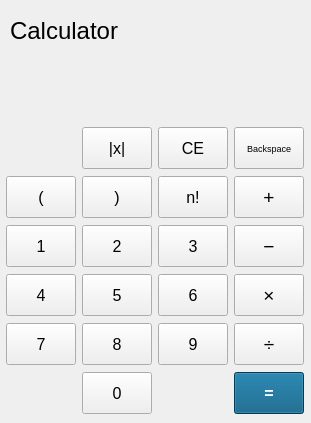
Qt form mainwindow.ui (dungquach12/Calculator-Qt-App) before a commit.
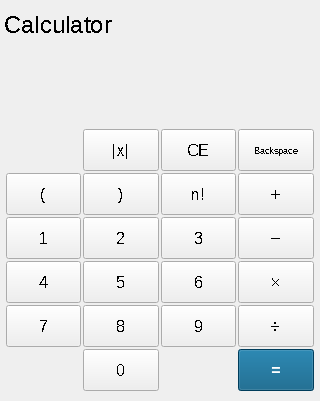
The same form after that commit.

Patch:
```diff
--- a/mainwindow.ui
+++ b/mainwindow.ui
@@ -12,8 +12,8 @@
    <rect>
     <x>0</x>
     <y>0</y>
-    <width>311</width>
-    <height>423</height>
+    <width>320</width>
+    <height>401</height>
    </rect>
   </property>
   <property name="windowTitle">
@@ -23,37 +23,171 @@
    <enum>Qt::LayoutDirection::LeftToRight</enum>
   </property>
   <widget class="QWidget" name="centralwidget">
-   <widget class="QWidget" name="gridLayoutWidget">
-    <property name="geometry">
-     <rect>
-      <x>0</x>
-      <y>120</y>
-      <width>311</width>
-      <height>301</height>
-     </rect>
-    </property>
+   <property name="enabled">
+    <bool>true</bool>
+   </property>
+   <property name="font">
+    <font>
+     <stylestrategy>NoAntialias</stylestrategy>
+     <kerning>false</kerning>
+    </font>
+   </property>
+   <property name="layoutDirection">
+    <enum>Qt::LayoutDirection::LeftToRight</enum>
+   </property>
+   <layout class="QGridLayout" name="gridLayout_2">
+    <property name="leftMargin">
+     <number>4</number>
+    </property>
+    <property name="topMargin">
+     <number>4</number>
+    </property>
+    <property name="rightMargin">
+     <number>4</number>
+    </property>
+    <property name="bottomMargin">
+     <number>4</number>
+    </property>
+    <property name="spacing">
+     <number>4</number>
+    </property>
+    <item row="2" column="0">
+     <widget class="QLineEdit" name="hisDisplay">
+      <property name="font">
+       <font>
+        <pointsize>12</pointsize>
+        <fontweight>Light</fontweight>
+       </font>
+      </property>
+      <property name="cursor">
+       <cursorShape>ArrowCursor</cursorShape>
+      </property>
+      <property name="focusPolicy">
+       <enum>Qt::FocusPolicy::StrongFocus</enum>
+      </property>
+      <property name="layoutDirection">
+       <enum>Qt::LayoutDirection::RightToLeft</enum>
+      </property>
+      <property name="styleSheet">
+       <string notr="true">background-color: transparent;
+border: 2px solid transparent;
+</string>
+      </property>
+      <property name="inputMask">
+       <string notr="true"/>
+      </property>
+      <property name="text">
+       <string notr="true"/>
+      </property>
+      <property name="frame">
+       <bool>false</bool>
+      </property>
+      <property name="alignment">
+       <set>Qt::AlignmentFlag::AlignRight|Qt::AlignmentFlag::AlignTrailing|Qt::AlignmentFlag::AlignVCenter</set>
+      </property>
+      <property name="readOnly">
+       <bool>true</bool>
+      </property>
+     </widget>
+    </item>
+    <item row="3" column="0">
+     <widget class="QLineEdit" name="txtDisplay">
+      <property name="sizePolicy">
+       <sizepolicy hsizetype="Expanding" vsizetype="Minimum">
+        <horstretch>0</horstretch>
+        <verstretch>0</verstretch>
+       </sizepolicy>
+      </property>
+      <property name="minimumSize">
+       <size>
+        <width>0</width>
+        <height>42</height>
+       </size>
+      </property>
+      <property name="maximumSize">
+       <size>
+        <width>16777215</width>
+        <height>42</height>
+       </size>
+      </property>
+      <property name="font">
+       <font>
+        <pointsize>16</pointsize>
+       </font>
+      </property>
+      <property name="cursor">
+       <cursorShape>ArrowCursor</cursorShape>
+      </property>
+      <property name="layoutDirection">
+       <enum>Qt::LayoutDirection::RightToLeft</enum>
+      </property>
+      <property name="styleSheet">
+       <string notr="true">background-color: transparent;
+border: 2px solid transparent;</string>
+      </property>
+      <property name="inputMask">
+       <string notr="true"/>
+      </property>
+      <property name="text">
+       <string notr="true"/>
+      </property>
+      <property name="alignment">
+       <set>Qt::AlignmentFlag::AlignRight|Qt::AlignmentFlag::AlignTrailing|Qt::AlignmentFlag::AlignVCenter</set>
+      </property>
+      <property name="readOnly">
+       <bool>false</bool>
+      </property>
+     </widget>
+    </item>
+    <item row="1" column="0">
+     <widget class="QLabel" name="label">
+      <property name="sizePolicy">
+       <sizepolicy hsizetype="Preferred" vsizetype="Maximum">
+        <horstretch>0</horstretch>
+        <verstretch>0</verstretch>
+       </sizepolicy>
+      </property>
+      <property name="minimumSize">
+       <size>
+        <width>0</width>
+        <height>40</height>
+       </size>
+      </property>
+      <property name="font">
+       <font>
+        <pointsize>18</pointsize>
+        <stylestrategy>NoAntialias</stylestrategy>
+        <kerning>false</kerning>
+       </font>
+      </property>
+      <property name="text">
+       <string>Calculator</string>
+      </property>
+     </widget>
+    </item>
+    <item row="5" column="0">
     <layout class="QGridLayout" name="gridLayout">
      <property name="sizeConstraint">
       <enum>QLayout::SizeConstraint::SetDefaultConstraint</enum>
      </property>
      <property name="leftMargin">
-      <number>1</number>
+       <number>2</number>
      </property>
      <property name="topMargin">
-      <number>1</number>
+       <number>2</number>
      </property>
      <property name="rightMargin">
-      <number>1</number>
+       <number>2</number>
      </property>
      <property name="bottomMargin">
-      <number>1</number>
+       <number>2</number>
      </property>
      <property name="spacing">
-      <number>1</number>
+       <number>2</number>
      </property>
      <item row="2" column="0">
       <widget class="QPushButton" name="button_num_1">
-       <property name="maximumSize">
+        <property name="minimumSize">
         <size>
          <width>70</width>
          <height>42</height>
@@ -62,6 +196,8 @@
        <property name="font">
         <font>
          <pointsize>12</pointsize>
+          <stylestrategy>NoAntialias</stylestrategy>
+          <kerning>false</kerning>
         </font>
        </property>
        <property name="text">
@@ -80,7 +216,7 @@
      </item>
      <item row="4" column="2">
       <widget class="QPushButton" name="button_num_6">
-       <property name="maximumSize">
+        <property name="minimumSize">
         <size>
          <width>70</width>
          <height>42</height>
@@ -89,6 +225,8 @@
        <property name="font">
         <font>
          <pointsize>12</pointsize>
+          <stylestrategy>NoAntialias</stylestrategy>
+          <kerning>false</kerning>
         </font>
        </property>
        <property name="text">
@@ -107,7 +245,7 @@
      </item>
      <item row="5" column="0">
       <widget class="QPushButton" name="button_num_7">
-       <property name="maximumSize">
+        <property name="minimumSize">
         <size>
          <width>70</width>
          <height>42</height>
@@ -116,6 +254,8 @@
        <property name="font">
         <font>
          <pointsize>12</pointsize>
+          <stylestrategy>NoAntialias</stylestrategy>
+          <kerning>false</kerning>
         </font>
        </property>
        <property name="text">
@@ -134,7 +274,7 @@
      </item>
      <item row="5" column="1">
       <widget class="QPushButton" name="button_num_8">
-       <property name="maximumSize">
+        <property name="minimumSize">
         <size>
          <width>70</width>
          <height>42</height>
@@ -143,6 +283,8 @@
        <property name="font">
         <font>
          <pointsize>12</pointsize>
+          <stylestrategy>NoAntialias</stylestrategy>
+          <kerning>false</kerning>
         </font>
        </property>
        <property name="text">
@@ -161,7 +303,7 @@
      </item>
      <item row="2" column="1">
       <widget class="QPushButton" name="button_num_2">
-       <property name="maximumSize">
+        <property name="minimumSize">
         <size>
          <width>70</width>
          <height>42</height>
@@ -170,6 +312,8 @@
        <property name="font">
         <font>
          <pointsize>12</pointsize>
+          <stylestrategy>NoAntialias</stylestrategy>
+          <kerning>false</kerning>
         </font>
        </property>
        <property name="text">
@@ -194,7 +338,7 @@
          <verstretch>0</verstretch>
         </sizepolicy>
        </property>
-       <property name="maximumSize">
+        <property name="minimumSize">
         <size>
          <width>70</width>
          <height>42</height>
@@ -203,6 +347,8 @@
        <property name="font">
         <font>
          <pointsize>12</pointsize>
+          <stylestrategy>NoAntialias</stylestrategy>
+          <kerning>false</kerning>
         </font>
        </property>
        <property name="text">
@@ -223,12 +369,6 @@
       <widget class="QPushButton" name="button_backspace">
        <property name="minimumSize">
         <size>
-         <width>0</width>
-         <height>42</height>
-        </size>
-       </property>
-       <property name="maximumSize">
-        <size>
          <width>70</width>
          <height>42</height>
         </size>
@@ -236,6 +376,8 @@
        <property name="font">
         <font>
          <pointsize>7</pointsize>
+          <stylestrategy>NoAntialias</stylestrategy>
+          <kerning>false</kerning>
         </font>
        </property>
        <property name="text">
@@ -251,7 +393,7 @@
      </item>
      <item row="0" column="2">
       <widget class="QPushButton" name="button_CE">
-       <property name="maximumSize">
+        <property name="minimumSize">
         <size>
          <width>70</width>
          <height>42</height>
@@ -260,6 +402,8 @@
        <property name="font">
         <font>
          <pointsize>12</pointsize>
+          <stylestrategy>NoAntialias</stylestrategy>
+          <kerning>false</kerning>
         </font>
        </property>
        <property name="text">
@@ -275,7 +419,7 @@
      </item>
      <item row="2" column="2">
       <widget class="QPushButton" name="button_num_3">
-       <property name="maximumSize">
+        <property name="minimumSize">
         <size>
          <width>70</width>
          <height>42</height>
@@ -296,6 +440,8 @@
        <property name="font">
         <font>
          <pointsize>12</pointsize>
+          <stylestrategy>NoAntialias</stylestrategy>
+          <kerning>false</kerning>
         </font>
        </property>
        <property name="text">
@@ -320,7 +466,7 @@
          <verstretch>0</verstretch>
         </sizepolicy>
        </property>
-       <property name="maximumSize">
+        <property name="minimumSize">
         <size>
          <width>70</width>
          <height>42</height>
@@ -329,6 +475,8 @@
        <property name="font">
         <font>
          <pointsize>12</pointsize>
+          <stylestrategy>NoAntialias</stylestrategy>
+          <kerning>false</kerning>
         </font>
        </property>
        <property name="text">
@@ -347,7 +495,7 @@
      </item>
      <item row="4" column="0">
       <widget class="QPushButton" name="button_num_4">
-       <property name="maximumSize">
+        <property name="minimumSize">
         <size>
          <width>70</width>
          <height>42</height>
@@ -356,6 +504,8 @@
        <property name="font">
         <font>
          <pointsize>12</pointsize>
+          <stylestrategy>NoAntialias</stylestrategy>
+          <kerning>false</kerning>
         </font>
        </property>
        <property name="text">
@@ -374,7 +524,7 @@
      </item>
      <item row="4" column="1">
       <widget class="QPushButton" name="button_num_5">
-       <property name="maximumSize">
+        <property name="minimumSize">
         <size>
          <width>70</width>
          <height>42</height>
@@ -383,6 +533,8 @@
        <property name="font">
         <font>
          <pointsize>12</pointsize>
+          <stylestrategy>NoAntialias</stylestrategy>
+          <kerning>false</kerning>
         </font>
        </property>
        <property name="text">
@@ -401,7 +553,7 @@
      </item>
      <item row="1" column="2">
       <widget class="QPushButton" name="button_factorial">
-       <property name="maximumSize">
+        <property name="minimumSize">
         <size>
          <width>70</width>
          <height>42</height>
@@ -410,6 +562,8 @@
        <property name="font">
         <font>
          <pointsize>12</pointsize>
+          <stylestrategy>NoAntialias</stylestrategy>
+          <kerning>false</kerning>
         </font>
        </property>
        <property name="text">
@@ -425,7 +579,7 @@
      </item>
      <item row="1" column="3">
       <widget class="QPushButton" name="button_add">
-       <property name="maximumSize">
+        <property name="minimumSize">
         <size>
          <width>70</width>
          <height>42</height>
@@ -446,6 +600,8 @@
        <property name="font">
         <font>
          <pointsize>14</pointsize>
+          <stylestrategy>NoAntialias</stylestrategy>
+          <kerning>false</kerning>
         </font>
        </property>
        <property name="text">
@@ -461,7 +617,7 @@
      </item>
      <item row="2" column="3">
       <widget class="QPushButton" name="button_subtract">
-       <property name="maximumSize">
+        <property name="minimumSize">
         <size>
          <width>70</width>
          <height>42</height>
@@ -482,6 +638,8 @@
        <property name="font">
         <font>
          <pointsize>14</pointsize>
+          <stylestrategy>NoAntialias</stylestrategy>
+          <kerning>false</kerning>
         </font>
        </property>
        <property name="text">
@@ -497,7 +655,7 @@
      </item>
      <item row="4" column="3">
       <widget class="QPushButton" name="button_multiply">
-       <property name="maximumSize">
+        <property name="minimumSize">
         <size>
          <width>70</width>
          <height>42</height>
@@ -518,6 +676,8 @@
        <property name="font">
         <font>
          <pointsize>14</pointsize>
+          <stylestrategy>NoAntialias</stylestrategy>
+          <kerning>false</kerning>
         </font>
        </property>
        <property name="text">
@@ -533,7 +693,7 @@
      </item>
      <item row="5" column="3">
       <widget class="QPushButton" name="button_divide">
-       <property name="maximumSize">
+        <property name="minimumSize">
         <size>
          <width>70</width>
          <height>42</height>
@@ -554,6 +714,8 @@
        <property name="font">
         <font>
          <pointsize>14</pointsize>
+          <stylestrategy>NoAntialias</stylestrategy>
+          <kerning>false</kerning>
         </font>
        </property>
        <property name="text">
@@ -572,7 +734,7 @@
        <property name="enabled">
         <bool>true</bool>
        </property>
-       <property name="maximumSize">
+        <property name="minimumSize">
         <size>
          <width>70</width>
          <height>42</height>
@@ -620,7 +782,7 @@
      </item>
      <item row="0" column="1">
       <widget class="QPushButton" name="button_absolute">
-       <property name="maximumSize">
+        <property name="minimumSize">
         <size>
          <width>70</width>
          <height>42</height>
@@ -629,6 +791,8 @@
        <property name="font">
         <font>
          <pointsize>12</pointsize>
+          <stylestrategy>NoAntialias</stylestrategy>
+          <kerning>false</kerning>
         </font>
        </property>
        <property name="text">
@@ -644,7 +808,7 @@
      </item>
      <item row="1" column="1">
       <widget class="QPushButton" name="button_close_parenthesis">
-       <property name="maximumSize">
+        <property name="minimumSize">
         <size>
          <width>70</width>
          <height>42</height>
@@ -653,6 +817,8 @@
        <property name="font">
         <font>
          <pointsize>12</pointsize>
+          <stylestrategy>NoAntialias</stylestrategy>
+          <kerning>false</kerning>
         </font>
        </property>
        <property name="text">
@@ -668,7 +834,7 @@
      </item>
      <item row="1" column="0">
       <widget class="QPushButton" name="button_open_parenthesis">
-       <property name="maximumSize">
+        <property name="minimumSize">
         <size>
          <width>70</width>
          <height>42</height>
@@ -677,6 +843,8 @@
        <property name="font">
         <font>
          <pointsize>12</pointsize>
+          <stylestrategy>NoAntialias</stylestrategy>
+          <kerning>false</kerning>
         </font>
        </property>
        <property name="text">
@@ -691,107 +859,8 @@
       </widget>
      </item>
     </layout>
-   </widget>
-   <widget class="QLineEdit" name="txtDisplay">
-    <property name="geometry">
-     <rect>
-      <x>0</x>
-      <y>75</y>
-      <width>311</width>
-      <height>31</height>
-     </rect>
-    </property>
-    <property name="font">
-     <font>
-      <pointsize>16</pointsize>
-     </font>
-    </property>
-    <property name="cursor">
-     <cursorShape>ArrowCursor</cursorShape>
-    </property>
-    <property name="layoutDirection">
-     <enum>Qt::LayoutDirection::RightToLeft</enum>
-    </property>
-    <property name="styleSheet">
-     <string notr="true">background-color: transparent;
-border: 2px solid transparent;</string>
-    </property>
-    <property name="inputMask">
-     <string notr="true"/>
-    </property>
-    <property name="text">
-     <string notr="true"/>
-    </property>
-    <property name="alignment">
-     <set>Qt::AlignmentFlag::AlignRight|Qt::AlignmentFlag::AlignTrailing|Qt::AlignmentFlag::AlignVCenter</set>
-    </property>
-    <property name="readOnly">
-     <bool>true</bool>
-    </property>
-   </widget>
-   <widget class="QLabel" name="label">
-    <property name="geometry">
-     <rect>
-      <x>10</x>
-      <y>10</y>
-      <width>141</width>
-      <height>41</height>
-     </rect>
-    </property>
-    <property name="font">
-     <font>
-      <pointsize>18</pointsize>
-     </font>
-    </property>
-    <property name="text">
-     <string>Calculator</string>
-    </property>
-   </widget>
-   <widget class="QLineEdit" name="hisDisplay">
-    <property name="geometry">
-     <rect>
-      <x>0</x>
-      <y>50</y>
-      <width>311</width>
-      <height>26</height>
-     </rect>
-    </property>
-    <property name="font">
-     <font>
-      <pointsize>12</pointsize>
-      <fontweight>Light</fontweight>
-     </font>
-    </property>
-    <property name="cursor">
-     <cursorShape>ArrowCursor</cursorShape>
-    </property>
-    <property name="focusPolicy">
-     <enum>Qt::FocusPolicy::StrongFocus</enum>
-    </property>
-    <property name="layoutDirection">
-     <enum>Qt::LayoutDirection::RightToLeft</enum>
-    </property>
-    <property name="styleSheet">
-     <string notr="true">background-color: transparent;
-border: 2px solid transparent;
-</string>
-    </property>
-    <property name="inputMask">
-     <string notr="true"/>
-    </property>
-    <property name="text">
-     <string notr="true"/>
-    </property>
-    <property name="frame">
-     <bool>false</bool>
-    </property>
-    <property name="alignment">
-     <set>Qt::AlignmentFlag::AlignRight|Qt::AlignmentFlag::AlignTrailing|Qt::AlignmentFlag::AlignVCenter</set>
-    </property>
-    <property name="readOnly">
-     <bool>true</bool>
-    </property>
-   </widget>
+    </item>
+   </layout>
   </widget>
  </widget>
  <tabstops>
```
Left out of the diff: 1 changed line with no effect on the pictures. Lines whose indentation alone changed are shown as unchanged.
